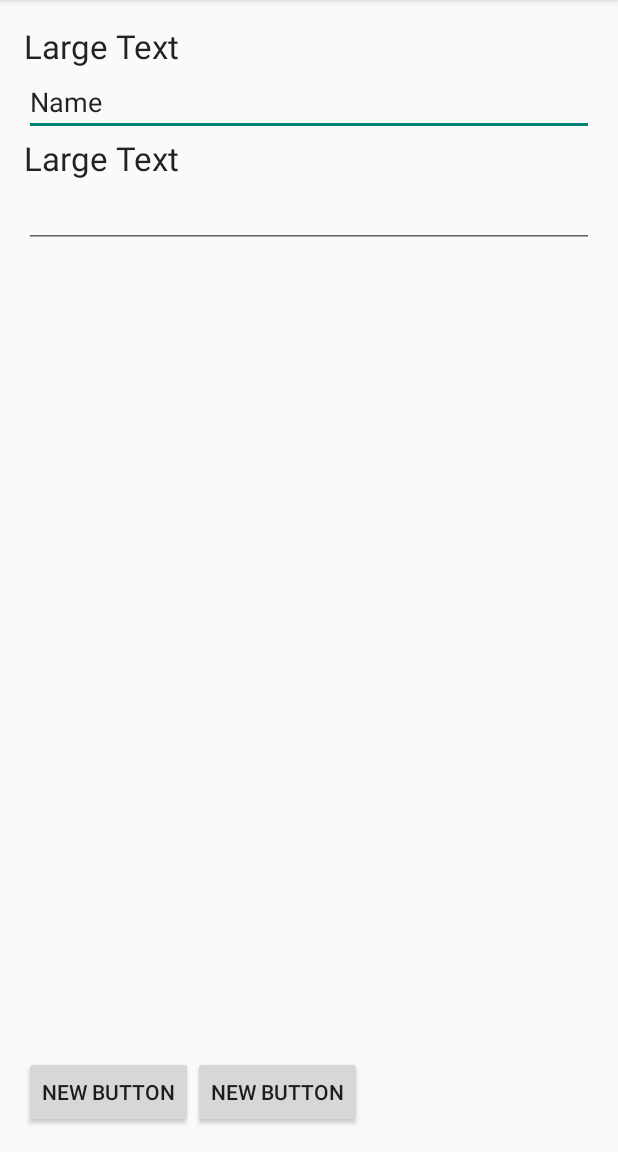
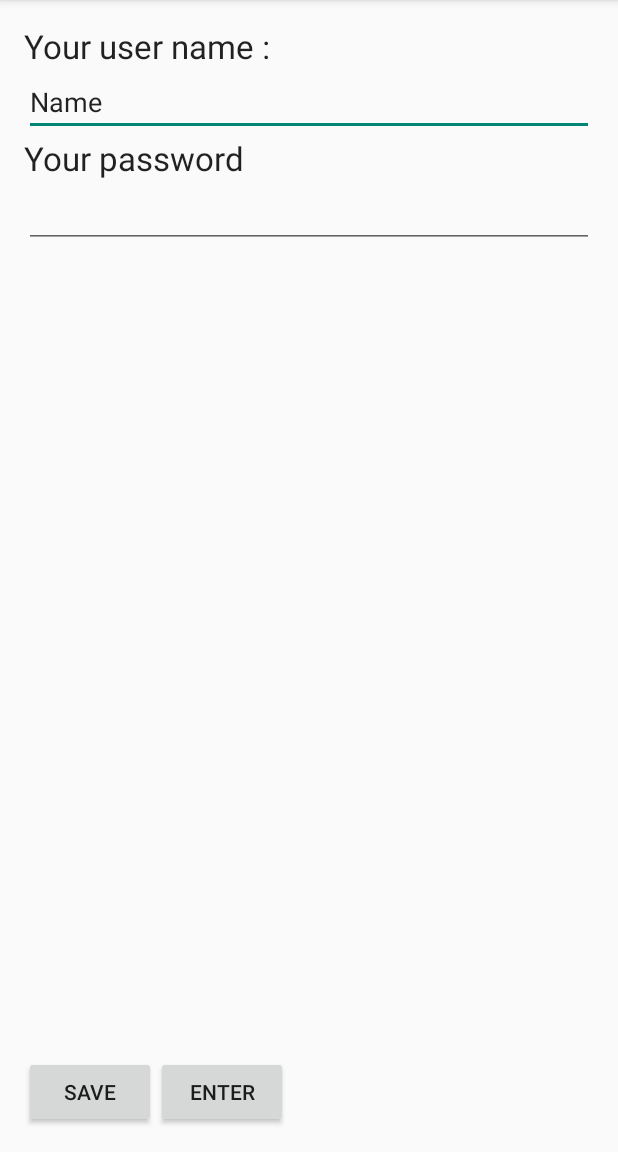
Before and after one commit to pilleryann/CryptoDroid, an Android app: the screen it shows after launch (MainActivity), on a phone screen of 412 x 824 dp, the part 84-1236 px from its top. Run offline under Robolectric (Android 15) with nearby library versions, the phone set to English and light mode, and no system bars.

Commit message:
- Change view text of the main view - In class activit get all view element

```diff
--- a/app/src/main/java/com/filecrypt/sylvainandyann/cryptodroid/MainActivity.java
+++ b/app/src/main/java/com/filecrypt/sylvainandyann/cryptodroid/MainActivity.java
@@ -4,13 +4,24 @@ import android.support.v7.app.AppCompatActivity;
 import android.os.Bundle;
 import android.view.Menu;
 import android.view.MenuItem;
+import android.widget.Button;
+import android.widget.EditText;
 
 public class MainActivity extends AppCompatActivity {
+
+    private EditText userName;
+    private EditText password;
+    private Button enterButton;
+    private Button saveButton;
 
     @Override
     protected void onCreate(Bundle savedInstanceState) {
         super.onCreate(savedInstanceState);
         setContentView(R.layout.activity_main);
+        userName = (EditText)findViewById(R.id.editTextUserName);
+        password = (EditText)findViewById(R.id.editTextPassword);
+        enterButton = (Button)findViewById(R.id.buttonEnter);
+        saveButton = (Button)findViewById(R.id.buttonSaveUser);
     }
 
 
--- a/app/src/main/res/layout/fragment_main.xml
+++ b/app/src/main/res/layout/fragment_main.xml
@@ -16,8 +16,8 @@
             android:layout_width="wrap_content"
             android:layout_height="wrap_content"
             android:textAppearance="?android:attr/textAppearanceLarge"
-            android:text="Large Text"
-            android:id="@+id/textView" />
+            android:text="Your user name : "
+            android:id="@+id/textViewUserName" />
 
         <EditText
             android:layout_width="match_parent"
@@ -25,21 +25,21 @@
             android:inputType="textPersonName"
             android:text="Name"
             android:ems="10"
-            android:id="@+id/editText" />
+            android:id="@+id/editTextUserName" />
 
         <TextView
             android:layout_width="wrap_content"
             android:layout_height="wrap_content"
             android:textAppearance="?android:attr/textAppearanceLarge"
-            android:text="Large Text"
-            android:id="@+id/textView2" />
+            android:text="Your password"
+            android:id="@+id/textViewPassword" />
 
         <EditText
             android:layout_width="match_parent"
             android:layout_height="wrap_content"
             android:inputType="textPassword"
             android:ems="10"
-            android:id="@+id/editText2" />
+            android:id="@+id/editTextPassword" />
 
         <LinearLayout
             android:orientation="horizontal"
@@ -49,15 +49,15 @@
             <Button
                 android:layout_width="wrap_content"
                 android:layout_height="wrap_content"
-                android:text="New Button"
-                android:id="@+id/button"
+                android:text="Save"
+                android:id="@+id/buttonSaveUser"
                 android:layout_gravity="bottom" />
 
             <Button
                 android:layout_width="wrap_content"
                 android:layout_height="wrap_content"
-                android:text="New Button"
-                android:id="@+id/button2"
+                android:text="Enter"
+                android:id="@+id/buttonEnter"
                 android:layout_gravity="bottom" />
         </LinearLayout>
     </LinearLayout>
```
